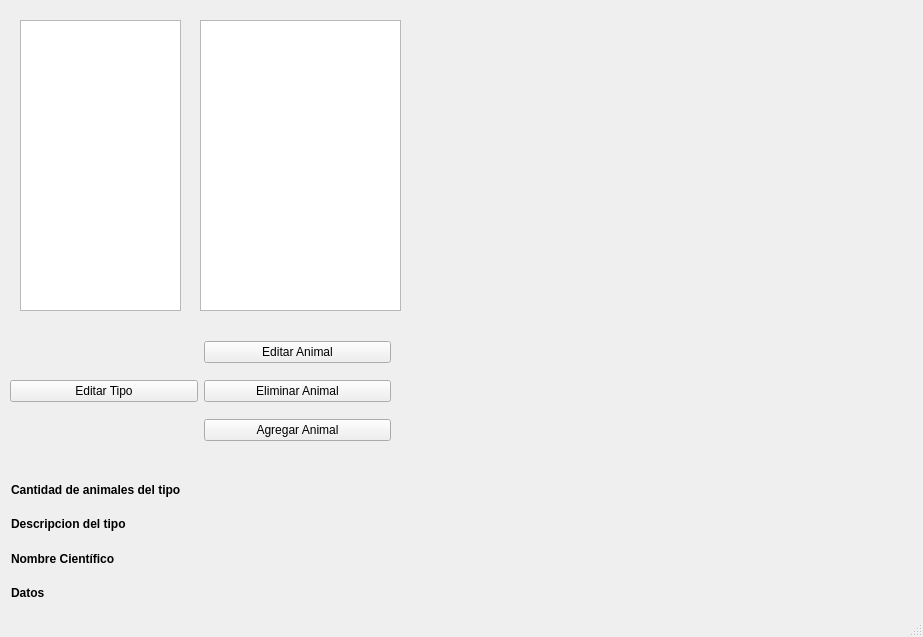
maravenag/trabajo_final_taller, file mainwindow.ui: the form before one commit.
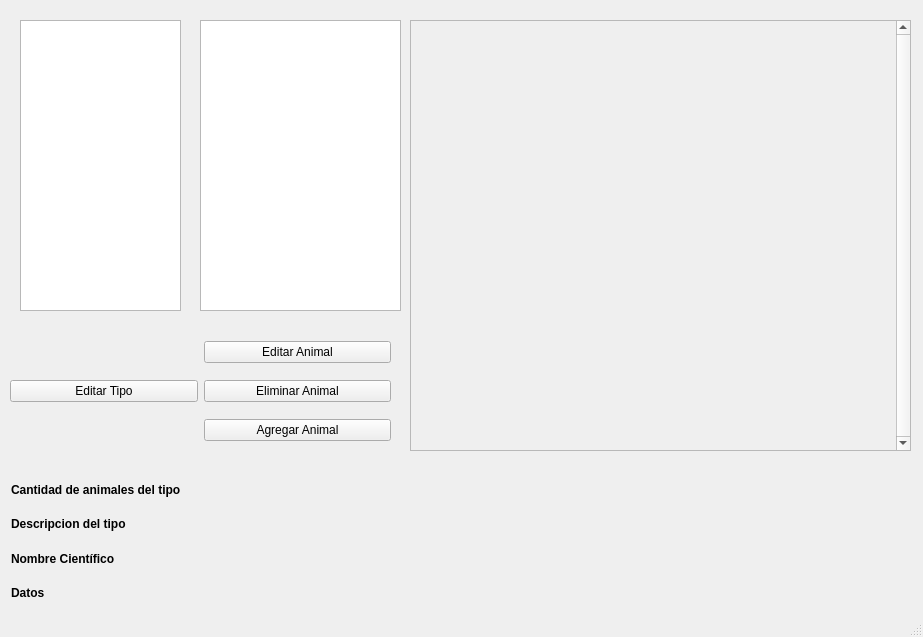
The form after the commit.

Commit message: con scroll area no funcional

```diff
--- a/mainwindow.ui
+++ b/mainwindow.ui
@@ -84,16 +84,6 @@
      </item>
     </layout>
    </widget>
-   <widget class="QWidget" name="widget" native="true">
-    <property name="geometry">
-     <rect>
-      <x>430</x>
-      <y>20</y>
-      <width>481</width>
-      <height>411</height>
-     </rect>
-    </property>
-   </widget>
    <widget class="QLabel" name="label">
     <property name="geometry">
      <rect>
@@ -234,6 +224,57 @@
      </item>
     </layout>
    </widget>
+   <widget class="QScrollArea" name="scrollArea">
+    <property name="geometry">
+     <rect>
+      <x>410</x>
+      <y>20</y>
+      <width>501</width>
+      <height>431</height>
+     </rect>
+    </property>
+    <property name="verticalScrollBarPolicy">
+     <enum>Qt::ScrollBarAlwaysOn</enum>
+    </property>
+    <property name="horizontalScrollBarPolicy">
+     <enum>Qt::ScrollBarAlwaysOff</enum>
+    </property>
+    <property name="widgetResizable">
+     <bool>true</bool>
+    </property>
+    <widget class="QWidget" name="scrollAreaWidgetContents">
+     <property name="geometry">
+      <rect>
+       <x>0</x>
+       <y>0</y>
+       <width>486</width>
+       <height>429</height>
+      </rect>
+     </property>
+     <widget class="QWidget" name="widget" native="true">
+      <property name="geometry">
+       <rect>
+        <x>0</x>
+        <y>0</y>
+        <width>491</width>
+        <height>431</height>
+       </rect>
+      </property>
+      <property name="sizePolicy">
+       <sizepolicy hsizetype="Preferred" vsizetype="Maximum">
+        <horstretch>0</horstretch>
+        <verstretch>0</verstretch>
+       </sizepolicy>
+      </property>
+      <property name="maximumSize">
+       <size>
+        <width>491</width>
+        <height>16777215</height>
+       </size>
+      </property>
+     </widget>
+    </widget>
+   </widget>
   </widget>
   <widget class="QStatusBar" name="statusbar"/>
  </widget>
```
The commit also changes 9 other files.
